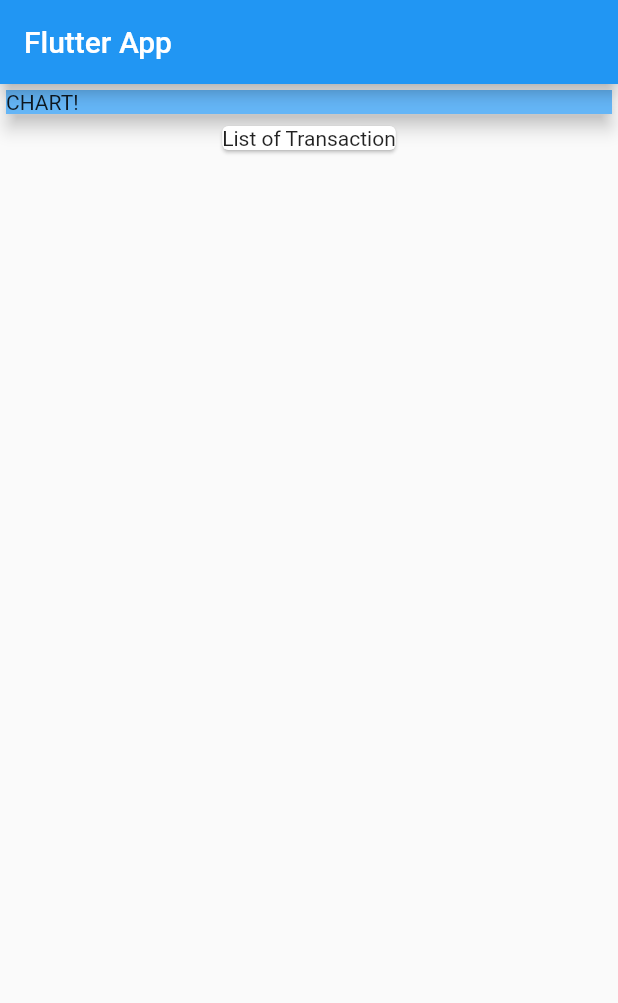
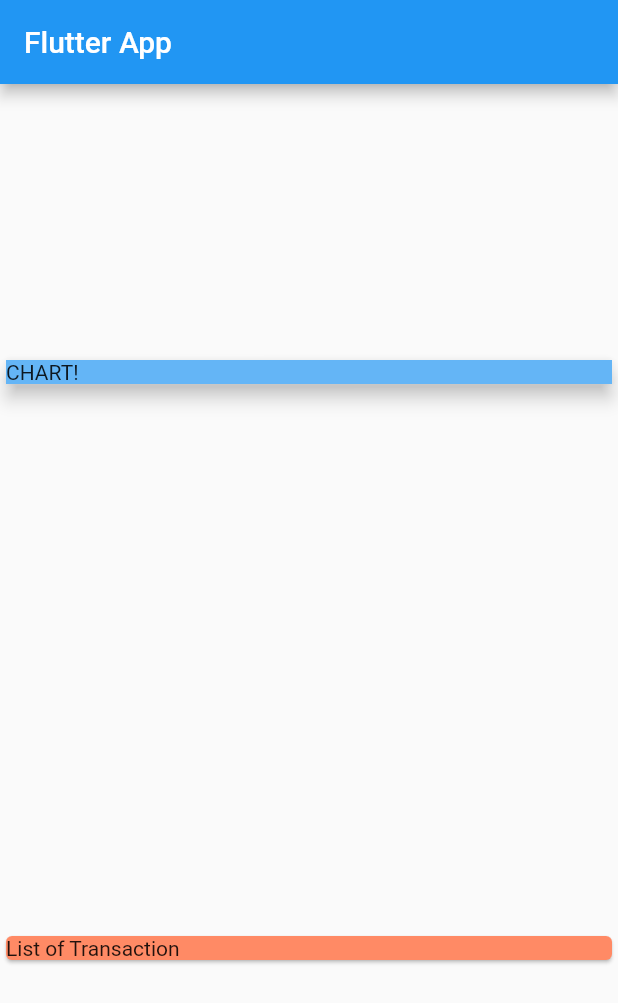
Before and after one commit to Kh-Rakib/Flutter-Dart, a Flutter app: the screen it shows after launch, on a phone screen of 412 x 824 dp. Shown: the top 1003 px of the screen. Run offline on Flutter 3.47's test engine with Material 2 defaults, Android fonts, the phone set to English and light mode, and no system bars.

Commit message:
Understanding Column Alignment

```diff
--- a/Expense_Planner/lib/main.dart
+++ b/Expense_Planner/lib/main.dart
@@ -26,6 +26,8 @@ class MyHomePage extends StatelessWidget {
         title: Text('Flutter App'),
       ),
       body: Column(
+        mainAxisAlignment: MainAxisAlignment.spaceAround,
+        crossAxisAlignment: CrossAxisAlignment.stretch,
         children: <Widget>[
           Card(
             child: Container(
@@ -36,6 +38,7 @@ class MyHomePage extends StatelessWidget {
             elevation: 5,
           ),
           Card(
+            color: Colors.deepOrange[300],
             child: Text('List of Transaction'),
           ),
         ],
```
